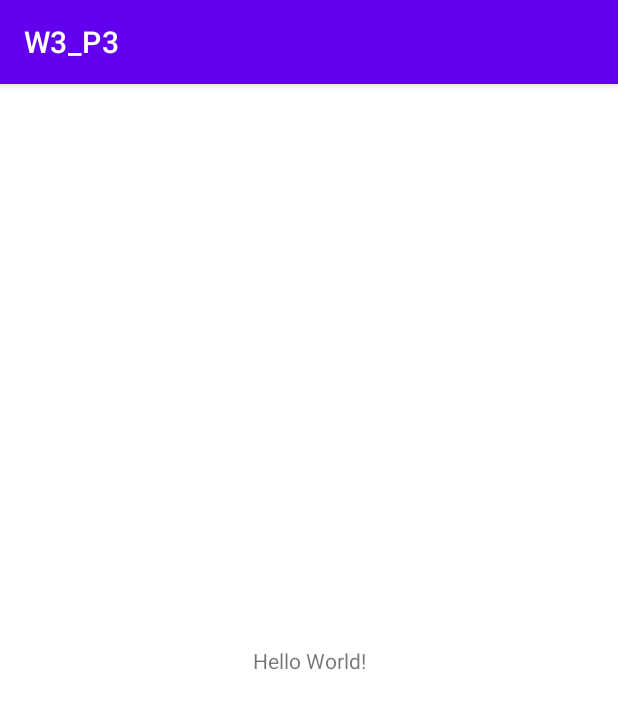
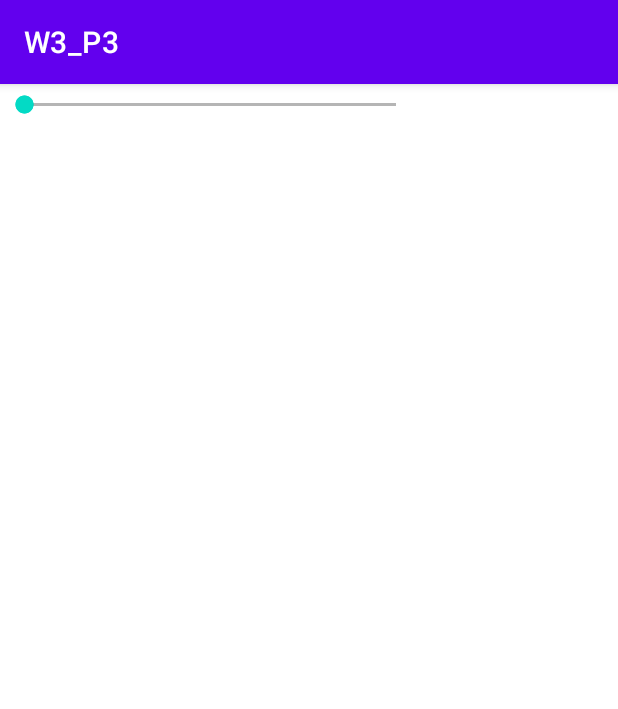
Before and after one commit to erenbudur/CS-501, an Android app: the screen it shows after launch (MainActivity), on a phone screen of 412 x 824 dp. Shown: the top 709 px of the screen. Run offline under Robolectric (Android 15) with nearby library versions, the phone set to English and light mode, and no system bars.

Commit message:
added seekbars

```diff
--- a/W3_P3/app/src/main/res/layout/activity_main.xml
+++ b/W3_P3/app/src/main/res/layout/activity_main.xml
@@ -6,13 +6,17 @@
     android:layout_height="match_parent"
     tools:context=".MainActivity">
 
-    <TextView
-        android:layout_width="wrap_content"
-        android:layout_height="wrap_content"
-        android:text="Hello World!"
-        app:layout_constraintBottom_toBottomOf="parent"
-        app:layout_constraintEnd_toEndOf="parent"
-        app:layout_constraintStart_toStartOf="parent"
-        app:layout_constraintTop_toTopOf="parent" />
+    <SeekBar
+        android:id="@+id/Celsius"
+        android:layout_width="280dp"
+        android:layout_height="27dp"
+        tools:layout_editor_absoluteX="49dp"
+        tools:layout_editor_absoluteY="128dp" />
 
+    <SeekBar
+        android:id="@+id/fahrenheit"
+        android:layout_width="280dp"
+        android:layout_height="27dp"
+        tools:layout_editor_absoluteX="56dp"
+        tools:layout_editor_absoluteY="253dp" />
 </androidx.constraintlayout.widget.ConstraintLayout>
```
